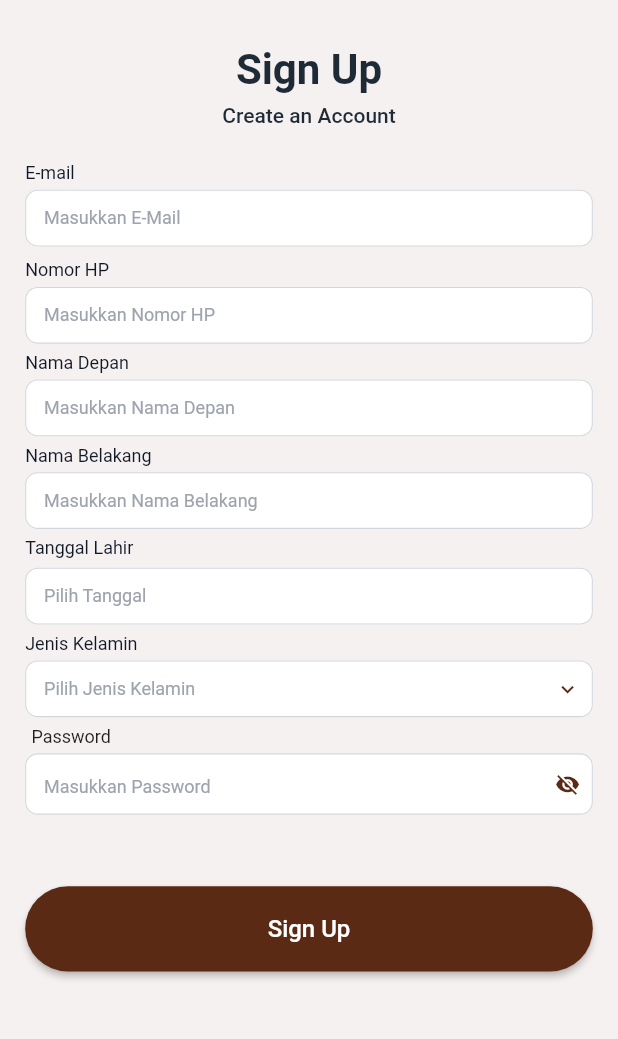
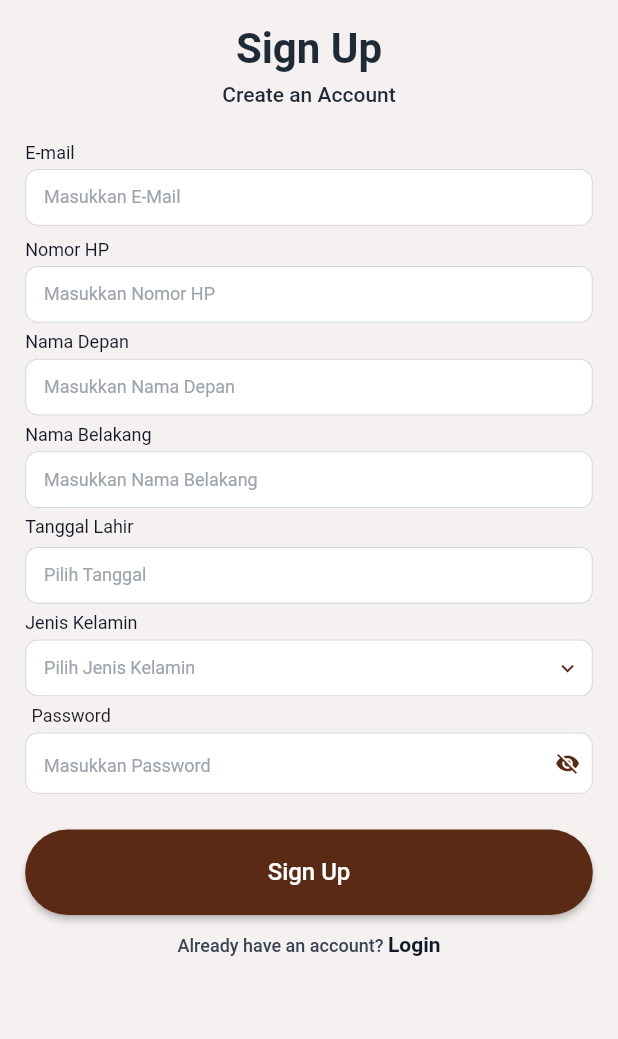
Before and after one commit to mrizkynurfajrie/Flutter-Google-Firebase-Auth, a Flutter app: the screen it shows after launch, on a phone screen of 412 x 824 dp, the part 84-1123 px from its top. Run offline on Flutter 3.47's test engine with Material 2 defaults, Android fonts, the light colour scheme and no system bars; our stand-ins replace flutter_holo_date_picker, flutter_screenutil, flutter_spinkit, flutter_svg, get, get_storage; Roboto replaces fonts that are missing (DMSans).

Commit message:
finish register

```diff
--- a/lib/features/register/page_register.dart
+++ b/lib/features/register/page_register.dart
@@ -1,7 +1,9 @@
+import 'package:flutter/gestures.dart';
 import 'package:flutter/material.dart';
 import 'package:flutter_screenutil/flutter_screenutil.dart';
 import 'package:get/get.dart';
 import 'package:koffiesoft_test/features/register/controller_register.dart';
+import 'package:koffiesoft_test/routes/app_routes.dart';
 import 'package:koffiesoft_test/shared/constants/colors.dart';
 import 'package:koffiesoft_test/shared/constants/styles.dart';
 import 'package:koffiesoft_test/shared/widgets/button_primary.dart';
@@ -43,7 +45,6 @@ class PageRegister extends GetView<ControllerRegister> {
               child: Column(
                 crossAxisAlignment: CrossAxisAlignment.center,
                 children: [
-                  verticalSpace(14.h),
                   Text(
                     'Sign Up',
                     style: TextStyle(
@@ -143,7 +144,7 @@ class PageRegister extends GetView<ControllerRegister> {
                     label: 'Password',
                     hintText: 'Masukkan Password',
                   ),
-                  verticalSpace(48.h),
+                  verticalSpace(24.h),
                   controller.loading.isFalse
                       ? ButtonPrimary(
                           onPressed: () => controller.signup(),
@@ -151,7 +152,32 @@ class PageRegister extends GetView<ControllerRegister> {
                         )
                       : const CircularProgressIndicator(
                           color: AppColor.primaryColor,
+                        ),
+                  verticalSpace(12.h),
+                  RichText(
+                    text: TextSpan(
+                      text: 'Already have an account? ',
+                      style: TextStyle(
+                        fontSize: 12,
+                        color: AppColor.neutral.shade700,
+                        fontWeight: FontWeight.w500,
+                      ),
+                      children: <TextSpan>[
+                        TextSpan(
+                          text: 'Login',
+                          style: TextStyle(
+                            fontSize: 14,
+                            color: AppColor.neutral.shade900,
+                            fontWeight: FontWeight.bold,
+                          ),
+                          recognizer: TapGestureRecognizer()
+                            ..onTap = () => Get.toNamed(
+                                  Routes.loginPage,
+                                ),
                         )
+                      ],
+                    ),
+                  )
                 ],
               ),
             ),
```
Also changed, not shown: lib/features/register/controller_register.dart (+17 -0 lines).
